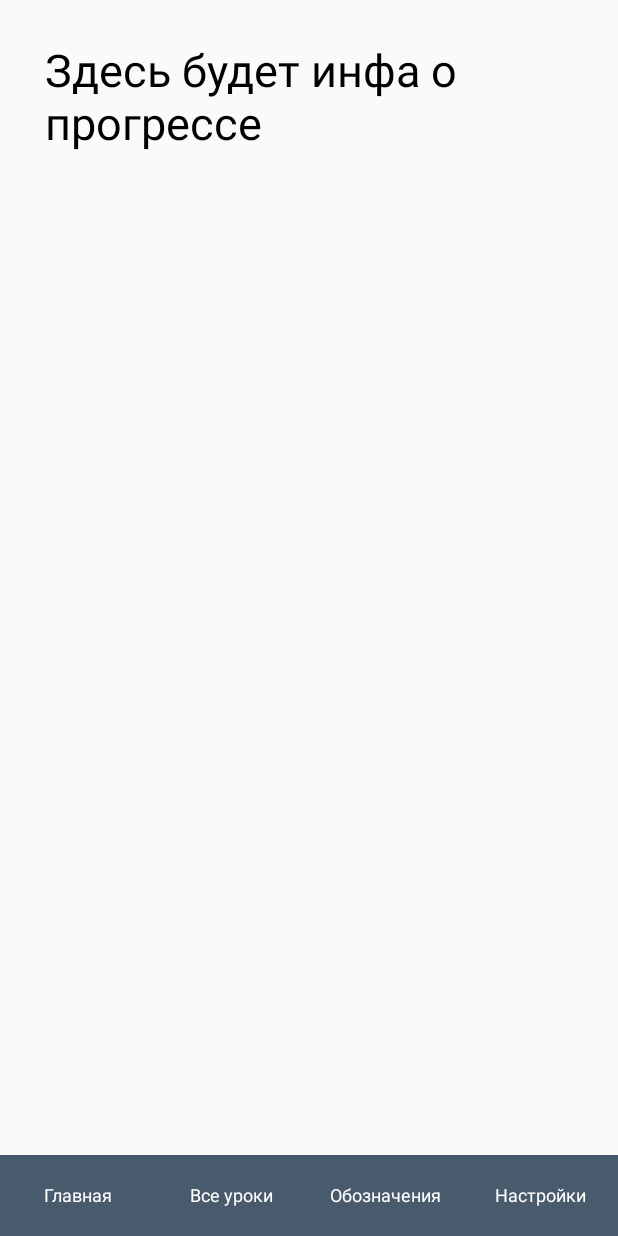
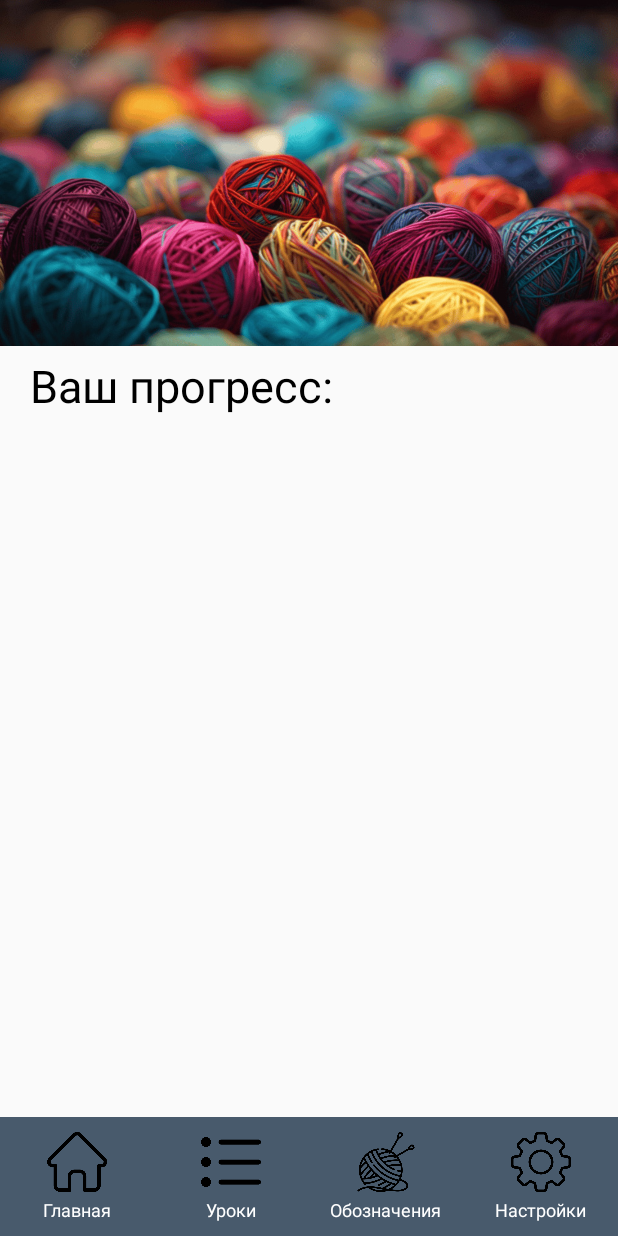
Before and after one commit to VermilionRed/Knitting, an Android app built with Jetpack Compose: the screen it shows after launch (MainActivity), after a tap on "Главная", on a phone screen of 412 x 824 dp. Run offline under Robolectric (Android 15) with nearby library versions, the phone set to English and light mode, and no system bars.

Commit message:
image added

```diff
--- a/app/src/main/AndroidManifest.xml
+++ b/app/src/main/AndroidManifest.xml
@@ -6,7 +6,7 @@
         android:allowBackup="true"
         android:dataExtractionRules="@xml/data_extraction_rules"
         android:fullBackupContent="@xml/backup_rules"
-        android:icon="@mipmap/ic_launcher"
+        android:icon="@drawable/knitting_colored"
         android:label="@string/app_name"
         android:roundIcon="@mipmap/ic_launcher_round"
         android:supportsRtl="true"
--- a/app/src/main/java/com/example/knitting/MainActivity.kt
+++ b/app/src/main/java/com/example/knitting/MainActivity.kt
@@ -1,46 +1,43 @@
 package com.example.knitting
 
 import android.os.Bundle
+import android.view.WindowInsets
 import androidx.activity.ComponentActivity
 import androidx.activity.compose.setContent
 import androidx.activity.enableEdgeToEdge
+import androidx.compose.foundation.Image
 import androidx.compose.foundation.background
 import androidx.compose.foundation.clickable
 import androidx.compose.foundation.layout.Arrangement
-import androidx.compose.foundation.layout.Box
 import androidx.compose.foundation.layout.Column
 import androidx.compose.foundation.layout.Row
 import androidx.compose.foundation.layout.fillMaxHeight
-import androidx.compose.foundation.layout.fillMaxSize
 import androidx.compose.foundation.layout.fillMaxWidth
 import androidx.compose.foundation.layout.padding
 import androidx.compose.foundation.layout.size
-import androidx.compose.foundation.layout.sizeIn
-import androidx.compose.foundation.rememberScrollState
-import androidx.compose.foundation.verticalScroll
-import androidx.compose.material3.Scaffold
+import androidx.compose.foundation.layout.windowInsetsPadding
 import androidx.compose.material3.Text
 import androidx.compose.runtime.Composable
 import androidx.compose.ui.Alignment
 import androidx.compose.ui.Modifier
 import androidx.compose.ui.graphics.Color
-import androidx.compose.ui.text.font.FontFamily
-import androidx.compose.ui.text.font.FontStyle
-import androidx.compose.ui.text.style.TextAlign
+import androidx.compose.ui.graphics.ImageBitmap
+import androidx.compose.ui.layout.ContentScale
+import androidx.compose.ui.res.imageResource
 import androidx.compose.ui.tooling.preview.Preview
 import androidx.compose.ui.unit.dp
 import androidx.compose.ui.unit.sp
+import androidx.core.view.WindowCompat
 import androidx.navigation.NavController
 import androidx.navigation.compose.NavHost
 import androidx.navigation.compose.composable
 import androidx.navigation.compose.rememberNavController
-import com.example.knitting.ui.theme.KnittingTheme
-import kotlinx.serialization.Serializable
 
 class MainActivity : ComponentActivity() {
     override fun onCreate(savedInstanceState: Bundle?) {
         super.onCreate(savedInstanceState)
         enableEdgeToEdge()
+        WindowCompat.setDecorFitsSystemWindows(window, false)
         setContent {
             Main()
         }
@@ -52,85 +49,159 @@ fun Main() {
     val navController = rememberNavController()
     Column(
         Modifier
+            //.windowInsetsPadding(WindowInsets.safeDrawing)
             .fillMaxHeight(),
         verticalArrangement = Arrangement.SpaceBetween
     ) {
-        NavHost(navController, startDestination = NavRoutes.Home.route) {
+        NavHost(navController, startDestination = NavRoutes.Lessons.route) {
             composable(NavRoutes.Home.route) { Home() }
-            composable(NavRoutes.Lessons.route) { Lessons()  }
+            composable(NavRoutes.Lessons.route) { Lessons() }
             composable(NavRoutes.Designations.route) { Designations() }
             composable(NavRoutes.Settings.route) { Settings() }
         }
         NavBar(navController = navController)
     }
 }
+
 @Composable
-fun NavBar(navController: NavController){
+fun NavBar(navController: NavController) {
     val myColor = Color(0xFF485A6C)
     Row(
         Modifier
             .fillMaxWidth()
             .background(myColor),
         verticalAlignment = Alignment.CenterVertically
-    ){
-        Text("Главная",
-            Modifier
+    ) {
+        NavBarButton(modifier = Modifier
+            .clickable { navController.navigate(NavRoutes.Home.route) }
+            .weight(0.25f)
+            .padding(vertical = 10.dp),
+            bitmap = ImageBitmap.imageResource(R.drawable.home),
+            contentDescription = "Главная"
+        )
+        NavBarButton(modifier = Modifier
+            .clickable { navController.navigate(NavRoutes.Lessons.route) }
+            .weight(0.25f)
+            .padding(vertical = 10.dp),
+            bitmap = ImageBitmap.imageResource(R.drawable.list),
+            contentDescription = "Уроки"
+        )
+        NavBarButton(
+            modifier = Modifier
+                .clickable { navController.navigate(NavRoutes.Designations.route) }
                 .weight(0.25f)
-                .clickable { navController.navigate(NavRoutes.Home.route) }
-                .padding(vertical = 20.dp),
-            fontSize = 12.sp,
-            textAlign = TextAlign.Center,
-            color= Color(0xFFFFFFFF))
-        Text("Все уроки",
-            Modifier
-                .weight(0.25f)
-                .clickable { navController.navigate(NavRoutes.Lessons.route) }
-                .padding(vertical = 20.dp),
-            fontSize = 12.sp,
-            textAlign = TextAlign.Center,
-            color= Color(0xFFFFFFFF))
-        Text("Обозначения",
-            Modifier
-                .weight(0.25f)
-                .clickable { navController.navigate(NavRoutes.Designations.route) }
-                .padding(vertical = 20.dp),
-            fontSize = 12.sp,
-            textAlign = TextAlign.Center,
-            color= Color(0xFFFFFFFF))
-        Text("Настройки",
-            Modifier
-                .weight(0.25f)
-                .clickable { navController.navigate(NavRoutes.Settings.route) }
-                .padding(vertical = 20.dp),
-            fontSize = 12.sp,
-            textAlign = TextAlign.Center,
-            color= Color(0xFFFFFFFF))
+                .padding(vertical = 10.dp),
+            bitmap = ImageBitmap.imageResource(R.drawable.knitting),
+            contentDescription = "Обозначения",
+        )
+        NavBarButton(modifier = Modifier
+            .clickable { navController.navigate(NavRoutes.Settings.route) }
+            .weight(0.25f)
+            .padding(vertical = 10.dp),
+            bitmap = ImageBitmap.imageResource(R.drawable.settings),
+            contentDescription = "Настройки"
+        )
     }
 }
 
 @Composable
-fun Home(){
-    Text("Здесь будет инфа о прогрессе",
+fun NavBarButton(
+    modifier: Modifier,
+    bitmap: ImageBitmap,
+    contentDescription: String
+) {
+    Column(modifier) {
+        Image(
+            modifier = Modifier
+                .size(40.dp)
+                .align(Alignment.CenterHorizontally),
+            bitmap = bitmap,
+            contentDescription = contentDescription,
+        )
+        Text(
+            contentDescription,
+            Modifier
+                .align(Alignment.CenterHorizontally)
+                .padding(top = 5.dp),
+            fontSize = 12.sp,
+            color = Color(0xFFFFFFFF)
+        )
+    }
+}
+
+@Composable
+fun Home() {
+    Column(
+        Modifier
+        //.fillMaxWidth()
+    ) {
+        Image(
+            modifier = Modifier
+                .fillMaxWidth(),
+            bitmap = ImageBitmap.imageResource(R.drawable.yarn_balls),
+            contentScale = ContentScale.FillWidth,
+            contentDescription = "Вязание с нуля",
+        )
+        Text(
+            "Ваш прогресс:",
+            Modifier
+                .padding(start = 20.dp, top = 10.dp),
+            fontSize = 30.sp
+        )
+    }
+}
+
+@Composable
+fun Lessons() {
+    val myColor = Color(0xFF485A6C)
+    Column {
+        Text(
+            "Уроки",
+            Modifier
+                .background(myColor)
+                .padding(vertical = 20.dp)
+                .fillMaxWidth(),
+            fontSize = 30.sp,
+            color = Color(0xFFFFFFFF)
+        )
+        Text(
+            "1 урок",
+            Modifier
+                //.background(myColor)
+                .padding(vertical = 20.dp)
+                .fillMaxWidth(),
+            fontSize = 30.sp,
+            //color = Color(0xFFFFFFFF)
+        )
+    }
+}
+
+@Composable
+fun Designations() {
+    Column(
+        Modifier
+    ) {
+        Text(
+            "Обозначения",
+            Modifier
+                .fillMaxWidth(),
+            fontSize = 30.sp
+        )
+        Text(
+            "Здесь будут условные обозначения",
+            Modifier.padding(top = 30.dp),
+            fontSize = 30.sp
+        )
+    }
+}
+
+@Composable
+fun Settings() {
+    Text(
+        "Настройки",
         Modifier.padding(30.dp),
-        fontSize = 30.sp)
-}
-@Composable
-fun Lessons(){
-    Text("Здесь будут уроки",
-        Modifier.padding(30.dp),
-        fontSize = 30.sp)
-}
-@Composable
-fun Designations(){
-    Text("Здесь будут условные обозначения",
-        Modifier.padding(30.dp),
-        fontSize = 30.sp)
-}
-@Composable
-fun Settings(){
-    Text("Настройки",
-        Modifier.padding(30.dp),
-        fontSize = 30.sp)
+        fontSize = 30.sp
+    )
 }
 
 sealed class NavRoutes(val route: String) {
@@ -144,4 +215,5 @@ sealed class NavRoutes(val route: String) {
 @Composable
 fun HomePreview() {
     Main()
+    //Designations()
 }
```
Also changed, not shown: app/src/main/res/drawable/home.png (added), app/src/main/res/drawable/knitting.png (added), app/src/main/res/drawable/knitting_colored.png (added), app/src/main/res/drawable/list.png (added), app/src/main/res/drawable/settings.png (added), app/src/main/res/drawable/yarn_balls.jpg (added).
